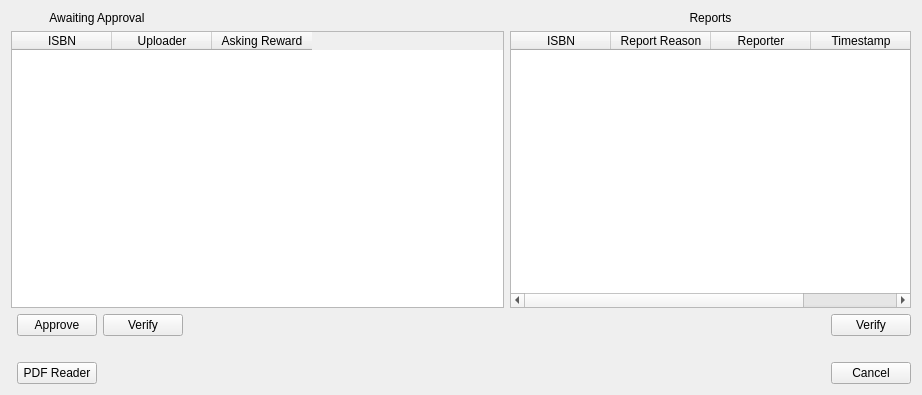
Before: the Qt Designer form designer/Ui_ApprovalReportedList.ui in psuong/P2PBooks, drawn with Qt 5.
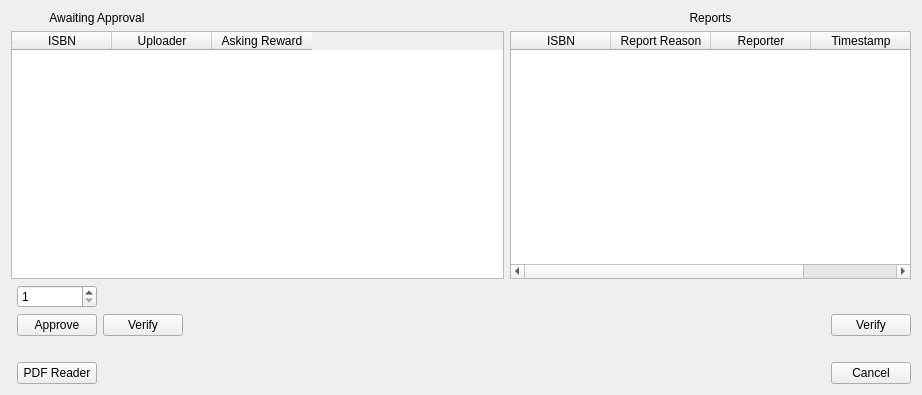
After: the same form once the commit is applied.

Commit message: Added functionality to approve, points added when credit spinbox less than asking price and denied otherwise

```diff
--- a/designer/Ui_ApprovalReportedList.ui
+++ b/designer/Ui_ApprovalReportedList.ui
@@ -176,6 +176,16 @@
      </property>
     </widget>
    </item>
+   <item row="2" column="1">
+    <widget class="QSpinBox" name="credit_amount_spin_box">
+     <property name="minimum">
+      <number>1</number>
+     </property>
+     <property name="maximum">
+      <number>9999999</number>
+     </property>
+    </widget>
+   </item>
   </layout>
  </widget>
  <resources/>
```
The commit also changes 3 other files.
